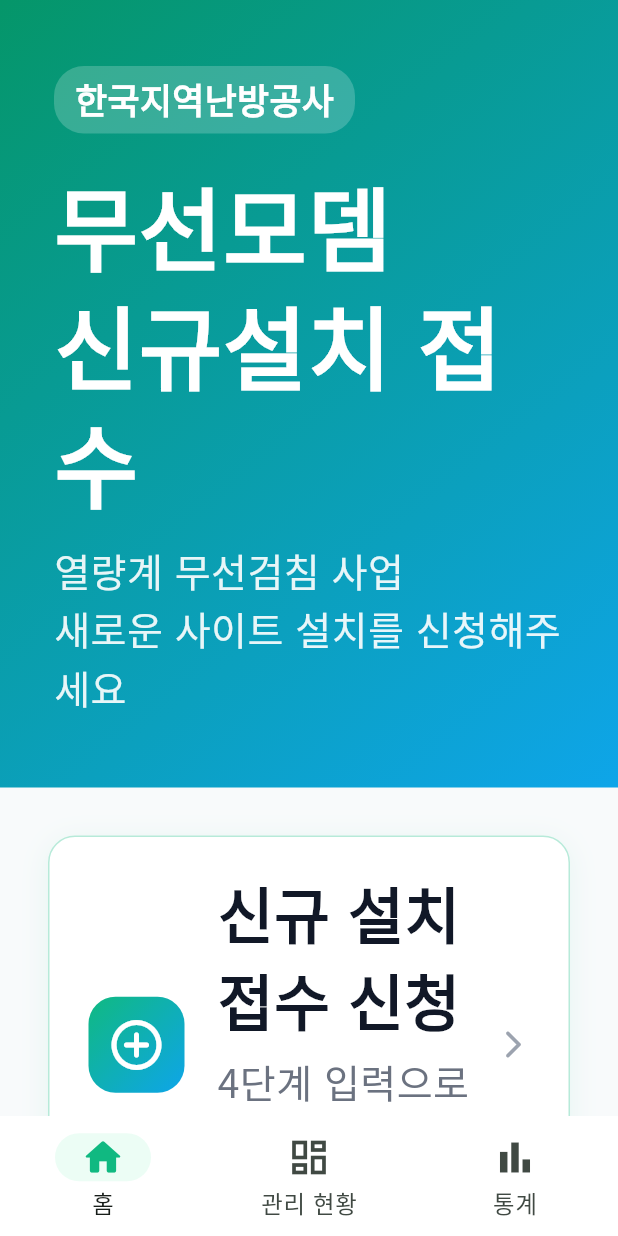
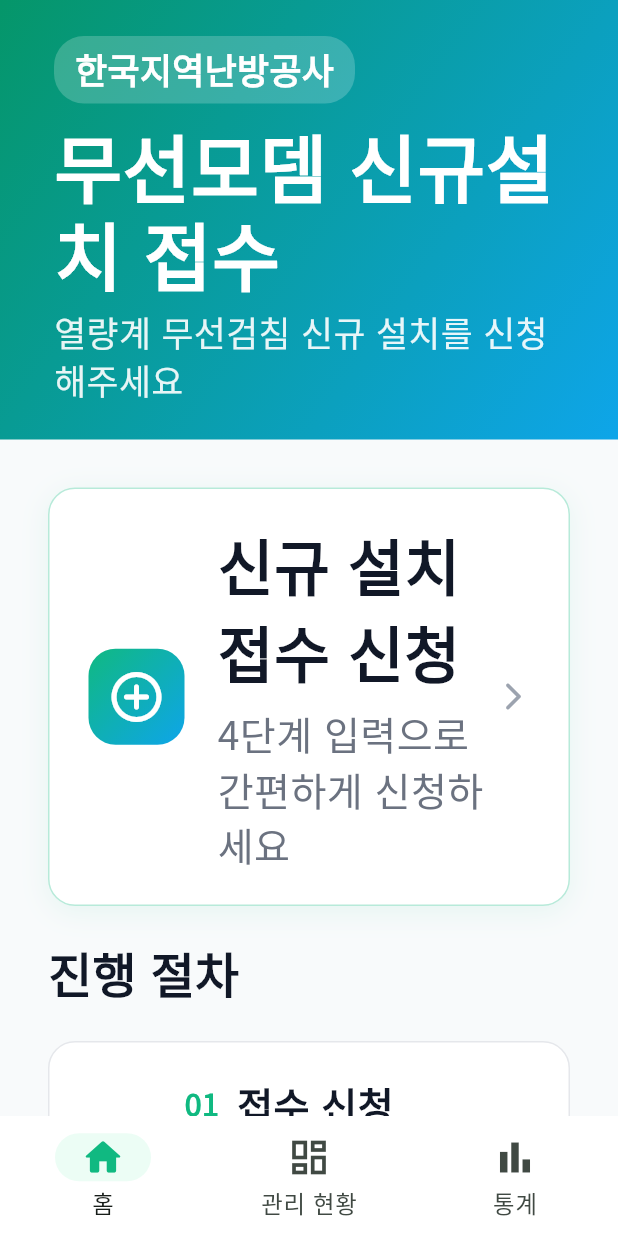
Before and after one commit to ait-maker/modem-install-form, a Flutter app: the screen it shows after launch, on a phone screen of 412 x 824 dp. Run offline on Flutter 3.47's test engine with Material 3 defaults, Android fonts, the phone set to English and light mode, and no system bars; our stand-ins replace cloud_firestore, firebase_core, google_fonts, shared_preferences, web; missing offline and left inert: dart:js_interop; accounts and stored records are empty.

Commit message:
fix: 홈 헤더 타이틀 한줄+부제 한줄 압축

```diff
--- a/lib/screens/home_screen.dart
+++ b/lib/screens/home_screen.dart
@@ -153,7 +153,7 @@
     return Container(
       width: double.infinity,
       padding: EdgeInsets.fromLTRB(
-        rp.headerPadH, rp.headerPadTop, rp.headerPadH, rp.headerPadBottom),
+        rp.headerPadH, rp.isWide ? 24 : 18, rp.headerPadH, rp.isWide ? 24 : 18),
       decoration: const BoxDecoration(
         gradient: LinearGradient(
           colors: [Color(0xFF059669), Color(0xFF0EA5E9)],
@@ -180,20 +180,20 @@
                 fontWeight: FontWeight.w600,
               )),
           ),
-          SizedBox(height: rp.spaceMd),
-          Text('무선모뎀\n신규설치 접수',
+          SizedBox(height: rp.spaceSm),
+          Text('무선모뎀 신규설치 접수',
             style: TextStyle(
-              fontSize: rp.fontHero,
+              fontSize: rp.fontXxl,
               fontWeight: FontWeight.w800,
               color: Colors.white,
-              height: 1.3,
+              height: 1.2,
             )),
-          SizedBox(height: rp.spaceSm),
-          Text('열량계 무선검침 사업\n새로운 사이트 설치를 신청해주세요',
+          SizedBox(height: rp.isWide ? 6 : 4),
+          Text('열량계 무선검침 신규 설치를 신청해주세요',
             style: TextStyle(
-              fontSize: rp.fontMd,
+              fontSize: rp.fontSm,
               color: Colors.white.withValues(alpha: 0.9),
-              height: 1.5,
+              height: 1.4,
             )),
         ],
       ),
```
